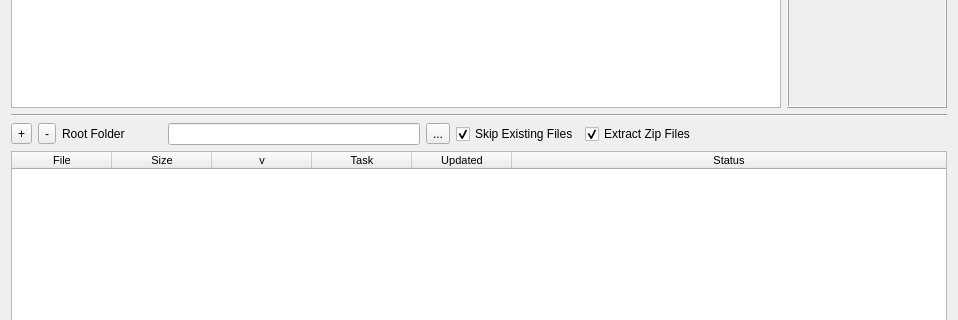
Above: module/wildchildanimation/gui/forms/entity_info_dialog.ui from dearyangyu/swing before the change; both pictures show x 0 to 958 and y 151 to 471 of the 958 by 809 pixel window. Below: the same form after it.
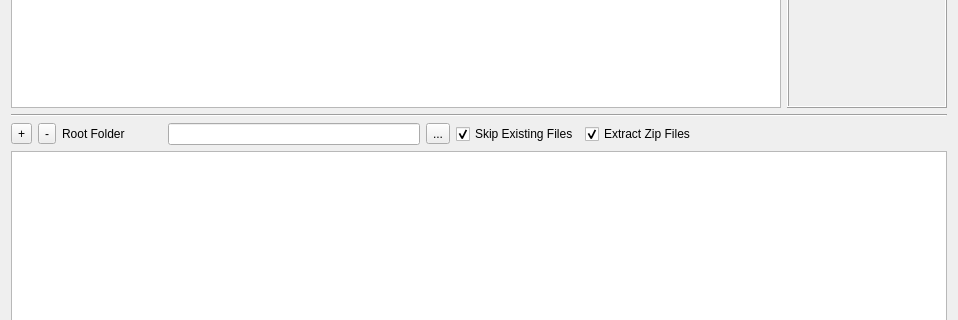
That is the form after the change.

Commit message: converted file table widgets to table models

```diff
--- a/module/wildchildanimation/gui/forms/entity_info_dialog.ui
+++ b/module/wildchildanimation/gui/forms/entity_info_dialog.ui
@@ -241,7 +241,7 @@
    <item>
     <layout class="QHBoxLayout" name="horizontalLayoutFiles">
      <item>
-      <widget class="QTableWidget" name="tableWidget">
+      <widget class="QTableView" name="tableView">
        <property name="font">
         <font>
          <pointsize>8</pointsize>
@@ -256,39 +256,9 @@
        <property name="selectionBehavior">
         <enum>QAbstractItemView::SelectRows</enum>
        </property>
-       <attribute name="horizontalHeaderStretchLastSection">
+       <attribute name="verticalHeaderCascadingSectionResizes">
         <bool>true</bool>
        </attribute>
-       <column>
-        <property name="text">
-         <string>File</string>
-        </property>
-       </column>
-       <column>
-        <property name="text">
-         <string>Size</string>
-        </property>
-       </column>
-       <column>
-        <property name="text">
-         <string>v</string>
-        </property>
-       </column>
-       <column>
-        <property name="text">
-         <string>Task</string>
-        </property>
-       </column>
-       <column>
-        <property name="text">
-         <string>Updated</string>
-        </property>
-       </column>
-       <column>
-        <property name="text">
-         <string>Status</string>
-        </property>
-       </column>
       </widget>
      </item>
     </layout>
```
The commit also changes 19 other files.
